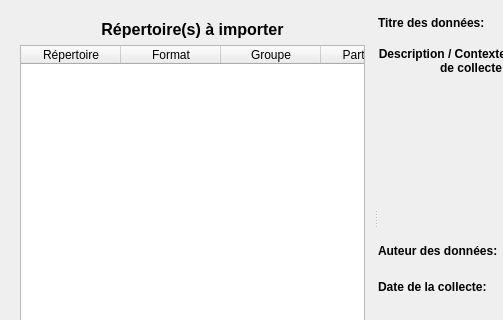
First picture: the form in python/resources/ui/ImportDialog.ui, repository introlab/OpenIMU, before the edit; both pictures show x 0 to 503 and y 0 to 320 of the 906 by 481 pixel window.
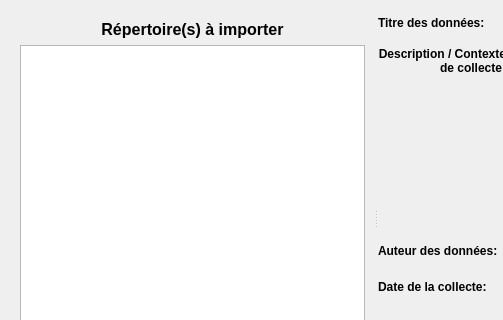
Second picture: the form after the edit. Icons and pictures are not drawn.

The edit to the form file:
```diff
--- a/python/resources/ui/ImportDialog.ui
+++ b/python/resources/ui/ImportDialog.ui
@@ -25,7 +25,7 @@
      <property name="childrenCollapsible">
       <bool>true</bool>
      </property>
-     <widget class="QWidget" name="">
+     <widget class="QWidget" name="layoutWidget">
       <layout class="QHBoxLayout" name="horizontalLayout">
        <item>
         <widget class="QFrame" name="frameImport">
@@ -90,7 +90,7 @@
              <number>4</number>
             </property>
             <attribute name="horizontalHeaderVisible">
-             <bool>true</bool>
+             <bool>false</bool>
             </attribute>
             <column>
              <property name="text">
@@ -187,7 +187,7 @@
        </item>
       </layout>
      </widget>
-     <widget class="QWidget" name="">
+     <widget class="QWidget" name="layoutWidget">
       <layout class="QFormLayout" name="formLayout">
        <property name="sizeConstraint">
         <enum>QLayout::SetMinimumSize</enum>
```
